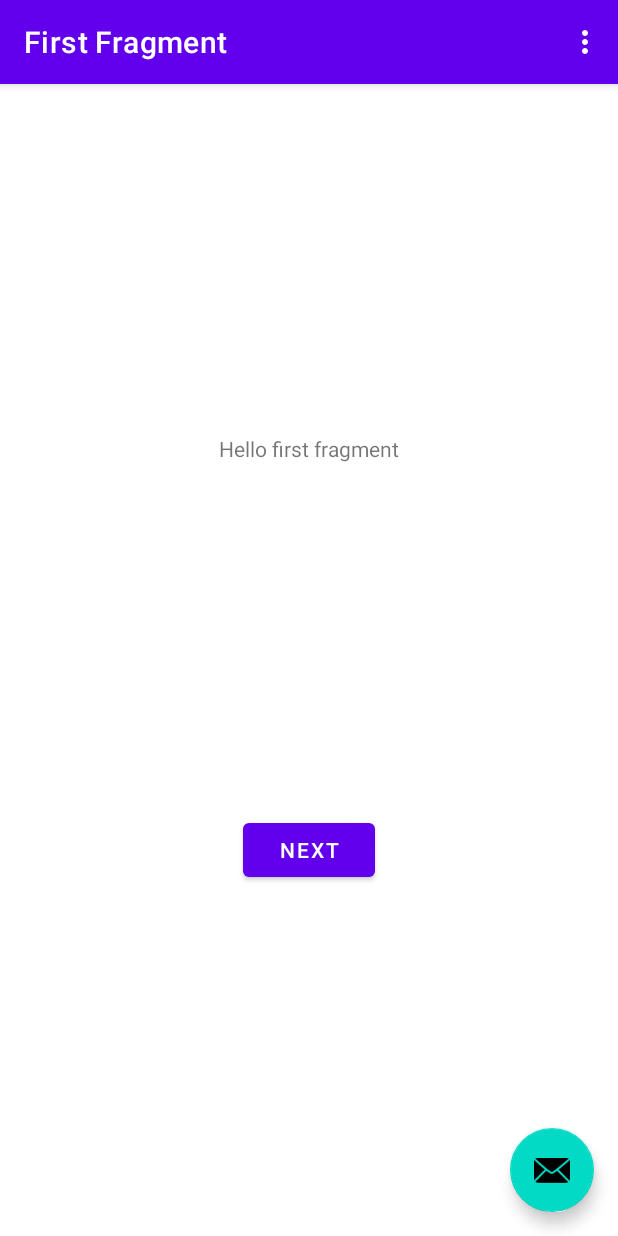
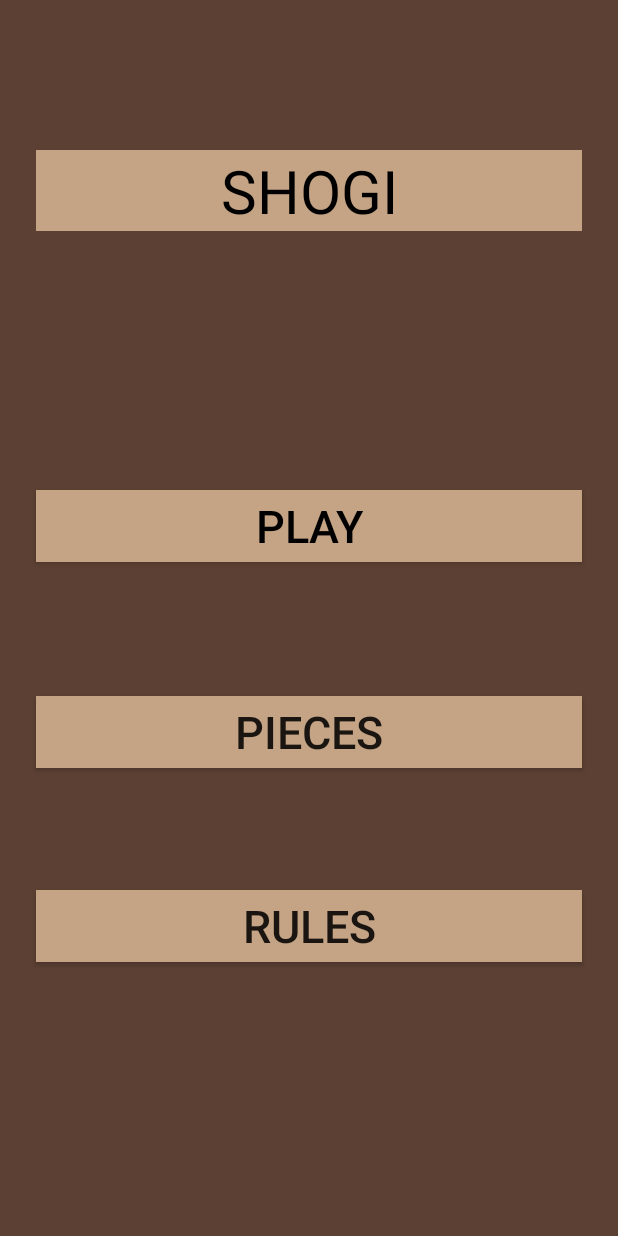
Before and after one commit to Whisky92/ShogiProject, an Android app: the screen it shows after launch (MainActivity), on a phone screen of 412 x 824 dp. Run offline under Robolectric (Android 15) with nearby library versions, the phone set to English and light mode, and no system bars; our stand-ins replace navigation-ui.

Commit message:
Creating the main page of the application with buttons on it

```diff
--- a/app/build.gradle
+++ b/app/build.gradle
@@ -37,6 +37,9 @@ android {
 
 dependencies {
 
+    def lifecycle_version = "2.4.0"
+    implementation "androidx.lifecycle:lifecycle-viewmodel:$lifecycle_version"
+    implementation "androidx.lifecycle:lifecycle-viewmodel-ktx:$lifecycle_version"
     implementation 'androidx.core:core-ktx:1.7.0'
     implementation 'androidx.appcompat:appcompat:1.5.1'
     implementation 'com.google.android.material:material:1.7.0'
--- a/app/src/main/java/com/example/shogiproject/FirstFragment.kt
+++ /dev/null
@@ -1,44 +0,0 @@
-package com.example.shogiproject
-
-import android.os.Bundle
-import androidx.fragment.app.Fragment
-import android.view.LayoutInflater
-import android.view.View
-import android.view.ViewGroup
-import androidx.navigation.fragment.findNavController
-import com.example.shogiproject.databinding.FragmentFirstBinding
-
-/**
- * A simple [Fragment] subclass as the default destination in the navigation.
- */
-class FirstFragment : Fragment() {
-
-    private var _binding: FragmentFirstBinding? = null
-
-    // This property is only valid between onCreateView and
-    // onDestroyView.
-    private val binding get() = _binding!!
-
-    override fun onCreateView(
-            inflater: LayoutInflater, container: ViewGroup?,
-            savedInstanceState: Bundle?
-    ): View? {
-
-        _binding = FragmentFirstBinding.inflate(inflater, container, false)
-        return binding.root
-
-    }
-
-    override fun onViewCreated(view: View, savedInstanceState: Bundle?) {
-        super.onViewCreated(view, savedInstanceState)
-
-        binding.buttonFirst.setOnClickListener {
-            findNavController().navigate(R.id.action_FirstFragment_to_SecondFragment)
-        }
-    }
-
-    override fun onDestroyView() {
-        super.onDestroyView()
-        _binding = null
-    }
-}
--- a/app/src/main/java/com/example/shogiproject/MainActivity.kt
+++ /dev/null
@@ -1,58 +0,0 @@
-package com.example.shogiproject
-
-import android.os.Bundle
-import com.google.android.material.snackbar.Snackbar
-import androidx.appcompat.app.AppCompatActivity
-import androidx.navigation.findNavController
-import androidx.navigation.ui.AppBarConfiguration
-import androidx.navigation.ui.navigateUp
-import androidx.navigation.ui.setupActionBarWithNavController
-import android.view.Menu
-import android.view.MenuItem
-import com.example.shogiproject.databinding.ActivityMainBinding
-
-class MainActivity : AppCompatActivity() {
-
-    private lateinit var appBarConfiguration: AppBarConfiguration
-    private lateinit var binding: ActivityMainBinding
-
-    override fun onCreate(savedInstanceState: Bundle?) {
-        super.onCreate(savedInstanceState)
-
-        binding = ActivityMainBinding.inflate(layoutInflater)
-        setContentView(binding.root)
-
-        setSupportActionBar(binding.toolbar)
-
-        val navController = findNavController(R.id.nav_host_fragment_content_main)
-        appBarConfiguration = AppBarConfiguration(navController.graph)
-        setupActionBarWithNavController(navController, appBarConfiguration)
-
-        binding.fab.setOnClickListener { view ->
-            Snackbar.make(view, "Replace with your own action", Snackbar.LENGTH_LONG)
-                    .setAction("Action", null).show()
-        }
-    }
-
-    override fun onCreateOptionsMenu(menu: Menu): Boolean {
-        // Inflate the menu; this adds items to the action bar if it is present.
-        menuInflater.inflate(R.menu.menu_main, menu)
-        return true
-    }
-
-    override fun onOptionsItemSelected(item: MenuItem): Boolean {
-        // Handle action bar item clicks here. The action bar will
-        // automatically handle clicks on the Home/Up button, so long
-        // as you specify a parent activity in AndroidManifest.xml.
-        return when (item.itemId) {
-            R.id.action_settings -> true
-            else -> super.onOptionsItemSelected(item)
-        }
-    }
-
-    override fun onSupportNavigateUp(): Boolean {
-        val navController = findNavController(R.id.nav_host_fragment_content_main)
-        return navController.navigateUp(appBarConfiguration)
-                || super.onSupportNavigateUp()
-    }
-}
--- /dev/null
+++ b/app/src/main/java/com/example/shogiproject/gui/MainActivity.kt
@@ -0,0 +1,23 @@
+package com.example.shogiproject.gui
+
+import android.os.Bundle
+import com.google.android.material.snackbar.Snackbar
+import androidx.appcompat.app.AppCompatActivity
+import androidx.navigation.findNavController
+import androidx.navigation.ui.AppBarConfiguration
+import androidx.navigation.ui.navigateUp
+import androidx.navigation.ui.setupActionBarWithNavController
+import android.view.Menu
+import android.view.MenuItem
+import com.example.shogiproject.R
+import com.example.shogiproject.databinding.ActivityMainBinding
+
+class MainActivity : AppCompatActivity() {
+
+    override fun onCreate(savedInstanceState: Bundle?) {
+        super.onCreate(savedInstanceState)
+        setContentView(R.layout.activity_main)
+    }
+
+
+}
--- a/app/src/main/res/layout/activity_main.xml
+++ b/app/src/main/res/layout/activity_main.xml
@@ -1,34 +1,81 @@
 <?xml version="1.0" encoding="utf-8"?>
-<androidx.coordinatorlayout.widget.CoordinatorLayout xmlns:android="http://schemas.android.com/apk/res/android"
-    xmlns:app="http://schemas.android.com/apk/res-auto"
+<androidx.constraintlayout.widget.ConstraintLayout
+    xmlns:android="http://schemas.android.com/apk/res/android"
     xmlns:tools="http://schemas.android.com/tools"
     android:layout_width="match_parent"
     android:layout_height="match_parent"
-    tools:context=".MainActivity">
+    android:background="@color/brown"
+    xmlns:app="http://schemas.android.com/apk/res-auto">
 
-    <com.google.android.material.appbar.AppBarLayout
-        android:layout_width="match_parent"
+
+    <TextView
+        android:id="@+id/textView1"
+        android:layout_width="0dp"
         android:layout_height="wrap_content"
-        android:theme="@style/Theme.ShogiProject.AppBarOverlay">
+        android:layout_marginLeft="24dp"
+        android:layout_marginRight="24dp"
+        android:layout_marginTop="100dp"
+        android:text="SHOGI"
+        android:textAlignment="center"
+        android:background="@color/light_brown"
+        android:textColor="@color/black"
+        android:textSize="40dp"
+        app:layout_constraintHorizontal_bias="0.0"
+        app:layout_constraintLeft_toLeftOf="parent"
+        app:layout_constraintRight_toRightOf="parent"
+        app:layout_constraintTop_toTopOf="parent" />
 
-        <androidx.appcompat.widget.Toolbar
-            android:id="@+id/toolbar"
-            android:layout_width="match_parent"
-            android:layout_height="?attr/actionBarSize"
-            android:background="?attr/colorPrimary"
-            app:popupTheme="@style/Theme.ShogiProject.PopupOverlay" />
+    <androidx.appcompat.widget.AppCompatButton
+        android:id="@+id/play_button"
+        android:layout_width="0dp"
+        android:layout_height="wrap_content"
+        android:layout_marginLeft="24dp"
+        android:layout_marginTop="8dp"
+        android:layout_marginRight="24dp"
+        android:layout_marginBottom="15dp"
+        android:background="@color/light_brown"
+        android:text="Play"
+        android:textColor="@color/black"
+        android:textSize="30dp"
+        app:layout_constraintBottom_toBottomOf="parent"
+        app:layout_constraintHorizontal_bias="1.0"
+        app:layout_constraintLeft_toLeftOf="parent"
+        app:layout_constraintRight_toRightOf="parent"
+        app:layout_constraintTop_toBottomOf="@+id/textView1"
+        app:layout_constraintVertical_bias="0.275" />
 
-    </com.google.android.material.appbar.AppBarLayout>
+    <androidx.appcompat.widget.AppCompatButton
+        android:id="@+id/piece_button"
+        android:layout_width="0dp"
+        android:layout_height="wrap_content"
+        android:layout_marginLeft="24dp"
+        android:layout_marginRight="24dp"
+        android:layout_marginBottom="24dp"
+        android:background="@color/light_brown"
+        android:text="Rules"
+        android:textSize="30dp"
+        app:layout_constraintBottom_toBottomOf="parent"
+        app:layout_constraintHorizontal_bias="1.0"
+        app:layout_constraintLeft_toLeftOf="parent"
+        app:layout_constraintRight_toRightOf="parent"
+        app:layout_constraintTop_toBottomOf="@+id/textView1"
+        app:layout_constraintVertical_bias="0.735" />
 
-    <include layout="@layout/content_main" />
+    <androidx.appcompat.widget.AppCompatButton
+        android:id="@+id/textView4"
+        android:layout_width="0dp"
+        android:layout_height="wrap_content"
+        android:layout_marginLeft="24dp"
+        android:layout_marginRight="24dp"
+        android:layout_marginBottom="24dp"
+        android:background="@color/light_brown"
+        android:text="Pieces"
+        android:textSize="30dp"
+        app:layout_constraintBottom_toBottomOf="parent"
+        app:layout_constraintHorizontal_bias="0.0"
+        app:layout_constraintLeft_toLeftOf="parent"
+        app:layout_constraintRight_toRightOf="parent"
+        app:layout_constraintTop_toBottomOf="@+id/textView1"
+        app:layout_constraintVertical_bias="0.518" />
 
-    <com.google.android.material.floatingactionbutton.FloatingActionButton
-        android:id="@+id/fab"
-        android:layout_width="wrap_content"
-        android:layout_height="wrap_content"
-        android:layout_gravity="bottom|end"
-        android:layout_marginEnd="@dimen/fab_margin"
-        android:layout_marginBottom="16dp"
-        app:srcCompat="@android:drawable/ic_dialog_email" />
-
-</androidx.coordinatorlayout.widget.CoordinatorLayout>
+</androidx.constraintlayout.widget.ConstraintLayout>
--- a/app/src/main/res/layout/content_main.xml
+++ /dev/null
@@ -1,19 +0,0 @@
-<?xml version="1.0" encoding="utf-8"?>
-<androidx.constraintlayout.widget.ConstraintLayout xmlns:android="http://schemas.android.com/apk/res/android"
-    xmlns:app="http://schemas.android.com/apk/res-auto"
-    android:layout_width="match_parent"
-    android:layout_height="match_parent"
-    app:layout_behavior="@string/appbar_scrolling_view_behavior">
-
-    <fragment
-        android:id="@+id/nav_host_fragment_content_main"
-        android:name="androidx.navigation.fragment.NavHostFragment"
-        android:layout_width="0dp"
-        android:layout_height="0dp"
-        app:defaultNavHost="true"
-        app:layout_constraintBottom_toBottomOf="parent"
-        app:layout_constraintEnd_toEndOf="parent"
-        app:layout_constraintStart_toStartOf="parent"
-        app:layout_constraintTop_toTopOf="parent"
-        app:navGraph="@navigation/nav_graph" />
-</androidx.constraintlayout.widget.ConstraintLayout>
--- a/app/src/main/res/layout/fragment_first.xml
+++ /dev/null
@@ -1,28 +0,0 @@
-<?xml version="1.0" encoding="utf-8"?>
-<androidx.constraintlayout.widget.ConstraintLayout xmlns:android="http://schemas.android.com/apk/res/android"
-    xmlns:app="http://schemas.android.com/apk/res-auto"
-    xmlns:tools="http://schemas.android.com/tools"
-    android:layout_width="match_parent"
-    android:layout_height="match_parent"
-    tools:context=".FirstFragment">
-
-    <TextView
-        android:id="@+id/textview_first"
-        android:layout_width="wrap_content"
-        android:layout_height="wrap_content"
-        android:text="@string/hello_first_fragment"
-        app:layout_constraintBottom_toTopOf="@id/button_first"
-        app:layout_constraintEnd_toEndOf="parent"
-        app:layout_constraintStart_toStartOf="parent"
-        app:layout_constraintTop_toTopOf="parent" />
-
-    <Button
-        android:id="@+id/button_first"
-        android:layout_width="wrap_content"
-        android:layout_height="wrap_content"
-        android:text="@string/next"
-        app:layout_constraintBottom_toBottomOf="parent"
-        app:layout_constraintEnd_toEndOf="parent"
-        app:layout_constraintStart_toStartOf="parent"
-        app:layout_constraintTop_toBottomOf="@id/textview_first" />
-</androidx.constraintlayout.widget.ConstraintLayout>
--- a/app/src/main/res/menu/menu_main.xml
+++ b/app/src/main/res/menu/menu_main.xml
@@ -1,7 +1,7 @@
 <menu xmlns:android="http://schemas.android.com/apk/res/android"
     xmlns:app="http://schemas.android.com/apk/res-auto"
     xmlns:tools="http://schemas.android.com/tools"
-    tools:context="com.example.shogiproject.MainActivity">
+    tools:context="com.example.shogiproject.gui.MainActivity">
     <item
         android:id="@+id/action_settings"
         android:orderInCategory="100"
--- a/app/src/main/res/navigation/nav_graph.xml
+++ b/app/src/main/res/navigation/nav_graph.xml
@@ -7,7 +7,7 @@
 
     <fragment
         android:id="@+id/FirstFragment"
-        android:name="com.example.shogiproject.FirstFragment"
+        android:name="com.example.shogiproject.database.FirstFragment"
         android:label="@string/first_fragment_label"
         tools:layout="@layout/fragment_first">
 
@@ -17,7 +17,7 @@
     </fragment>
     <fragment
         android:id="@+id/SecondFragment"
-        android:name="com.example.shogiproject.SecondFragment"
+        android:name="com.example.shogiproject.database.SecondFragment"
         android:label="@string/second_fragment_label"
         tools:layout="@layout/fragment_second">
 
--- a/app/src/main/res/values/colors.xml
+++ b/app/src/main/res/values/colors.xml
@@ -7,4 +7,6 @@
     <color name="teal_700">#FF018786</color>
     <color name="black">#FF000000</color>
     <color name="white">#FFFFFFFF</color>
+    <color name="brown">#5C4033</color>
+    <color name="light_brown">#C4A484</color>
 </resources>
```
Also changed, not shown: app/src/main/AndroidManifest.xml (+8 -1 lines), app/src/main/java/com/example/shogiproject/SecondFragment.kt (deleted, +0 -44 lines), app/src/main/java/com/example/shogiproject/gui/PieceActivity.kt (added, +11 -0 lines), app/src/main/res/layout/activity_piece.xml (added, +9 -0 lines), app/src/main/res/layout/fragment_second.xml (deleted, +0 -27 lines).
